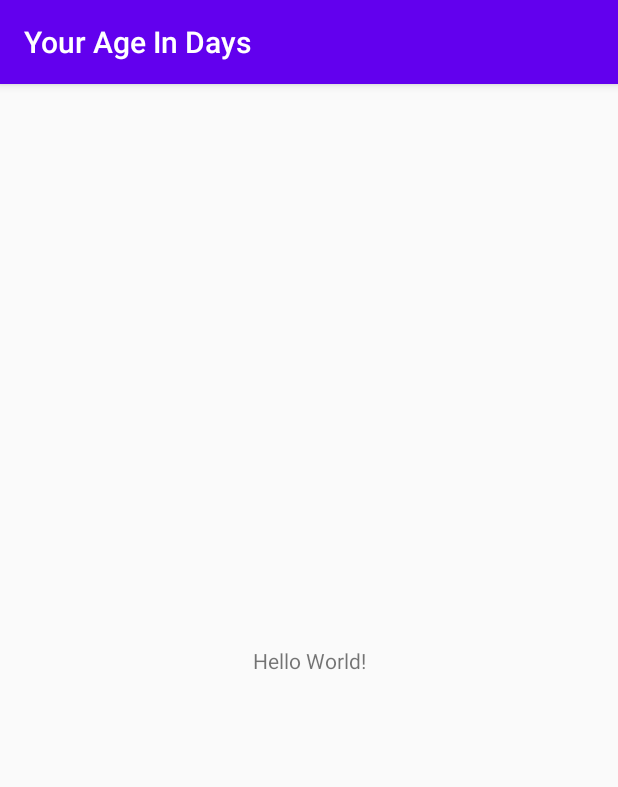
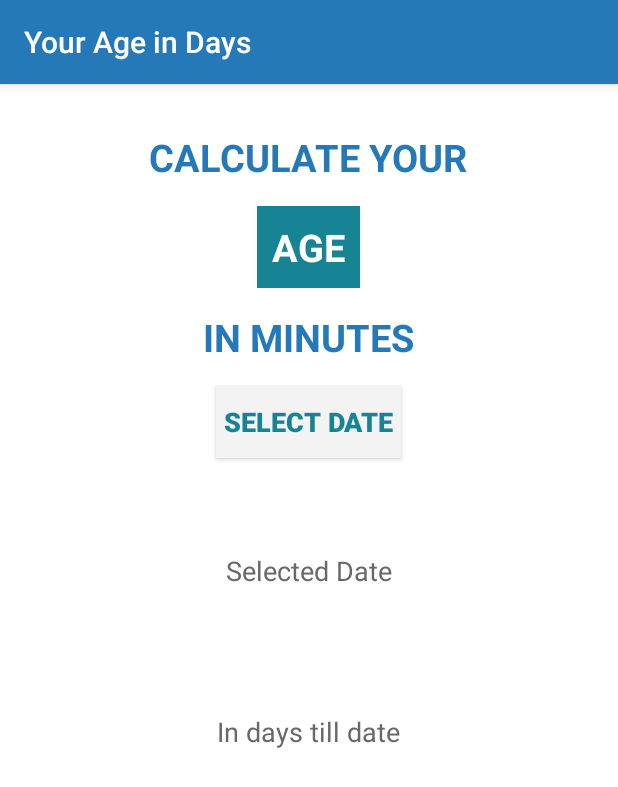
Before and after one commit to jonathan-m-phillips/AgeInDays-Kotlin, an Android app: the screen it shows after launch (MainActivity), on a phone screen of 412 x 824 dp. Shown: the top 787 px of the screen. Run offline under Robolectric (Android 15) with nearby library versions, the phone set to English and light mode, and no system bars.

Commit message:
built out main UI of app

```diff
--- a/app/src/main/res/layout/activity_main.xml
+++ b/app/src/main/res/layout/activity_main.xml
@@ -1,18 +1,91 @@
 <?xml version="1.0" encoding="utf-8"?>
-<androidx.constraintlayout.widget.ConstraintLayout
+<LinearLayout
         xmlns:android="http://schemas.android.com/apk/res/android"
         xmlns:tools="http://schemas.android.com/tools"
         xmlns:app="http://schemas.android.com/apk/res-auto"
         android:layout_width="match_parent"
         android:layout_height="match_parent"
+        android:gravity="center_horizontal"
+        android:background="@color/backgroundColor"
+        android:orientation="vertical"
+        android:padding="16dp"
         tools:context=".MainActivity">
+
+
     <TextView
             android:layout_width="wrap_content"
             android:layout_height="wrap_content"
-            android:text="Hello World!"
-            app:layout_constraintBottom_toBottomOf="parent"
-            app:layout_constraintLeft_toLeftOf="parent"
-            app:layout_constraintRight_toRightOf="parent"
-            app:layout_constraintTop_toTopOf="parent"/>
+            android:text="CALCULATE YOUR"
+            android:textSize="25sp"
+            android:textStyle="bold"
+            android:layout_marginTop="15dp"
+            android:textColor="@color/primaryTextColor"/>
 
-</androidx.constraintlayout.widget.ConstraintLayout>
+    <TextView
+            android:id="@+id/textView"
+            android:layout_width="wrap_content"
+            android:layout_height="wrap_content"
+            android:text="AGE"
+            android:textSize="25sp"
+            android:textStyle="bold"
+            android:layout_marginTop="15dp"
+            android:padding="10dp"
+            android:background="@color/secondaryTextColor"
+            android:textColor="@color/backgroundColor"/>
+
+    <TextView
+            android:layout_width="wrap_content"
+            android:layout_height="wrap_content"
+            android:text="IN MINUTES"
+            android:textSize="25sp"
+            android:textStyle="bold"
+            android:layout_marginTop="15dp"
+            android:textColor="@color/primaryTextColor"/>
+
+    <Button
+            android:id="@+id/btnDatePicker"
+            android:layout_width="wrap_content"
+            android:layout_height="wrap_content"
+            android:text="Select Date"
+            android:layout_marginTop="15dp"
+            android:textStyle="bold"
+            android:paddingHorizontal="5sp"
+            android:background="@color/btnBackgroundColor"
+            android:textColor="@color/secondaryTextColor"
+            android:textSize="18sp"/>
+
+    <TextView
+            android:id="@+id/tvSelectedDate"
+            android:layout_width="wrap_content"
+            android:layout_height="wrap_content"
+            android:textColor="@color/colorPrimary"
+            android:layout_marginTop="20sp"
+            android:textSize="20sp"/>
+
+
+    <TextView
+            android:layout_width="wrap_content"
+            android:layout_height="wrap_content"
+            android:textColor="@color/selectedDate"
+            android:textSize="18sp"
+            android:text="Selected Date"
+            android:layout_marginTop="15dp"/>
+
+    <TextView
+            android:id="@+id/tvSelectedDateInDays"
+            android:layout_width="wrap_content"
+            android:layout_height="wrap_content"
+            android:textColor="@color/colorPrimary"
+            android:layout_marginTop="20sp"
+            android:textSize="35sp"/>
+
+    <TextView
+            android:layout_width="wrap_content"
+            android:layout_height="wrap_content"
+            android:text="In days till date"
+            android:textSize="18sp"
+            android:layout_marginTop="15dp"
+            android:textColor="@color/selectedDate"/>
+
+
+</LinearLayout>
--- a/app/src/main/res/values/colors.xml
+++ b/app/src/main/res/values/colors.xml
@@ -1,8 +1,11 @@
 <?xml version="1.0" encoding="utf-8"?>
 <resources>
-    <color name="colorPrimary">#6200EE</color>
+    <color name="colorPrimary">#2679B9</color>
     <color name="colorPrimaryDark">#3700B3</color>
     <color name="colorAccent">#03DAC5</color>
     <color name="primaryTextColor">#2679B9</color>
     <color name="secondaryTextColor">#168495</color>
+    <color name="backgroundColor">#FFFFFF</color>
+    <color name="btnBackgroundColor">#F3F3F3</color>
+    <color name="selectedDate">#686868</color>
 </resources>
--- a/app/src/main/res/values/strings.xml
+++ b/app/src/main/res/values/strings.xml
@@ -1,3 +1,3 @@
 <resources>
-    <string name="app_name">Your Age In Days</string>
+    <string name="app_name">Your Age in Days</string>
 </resources>
```
